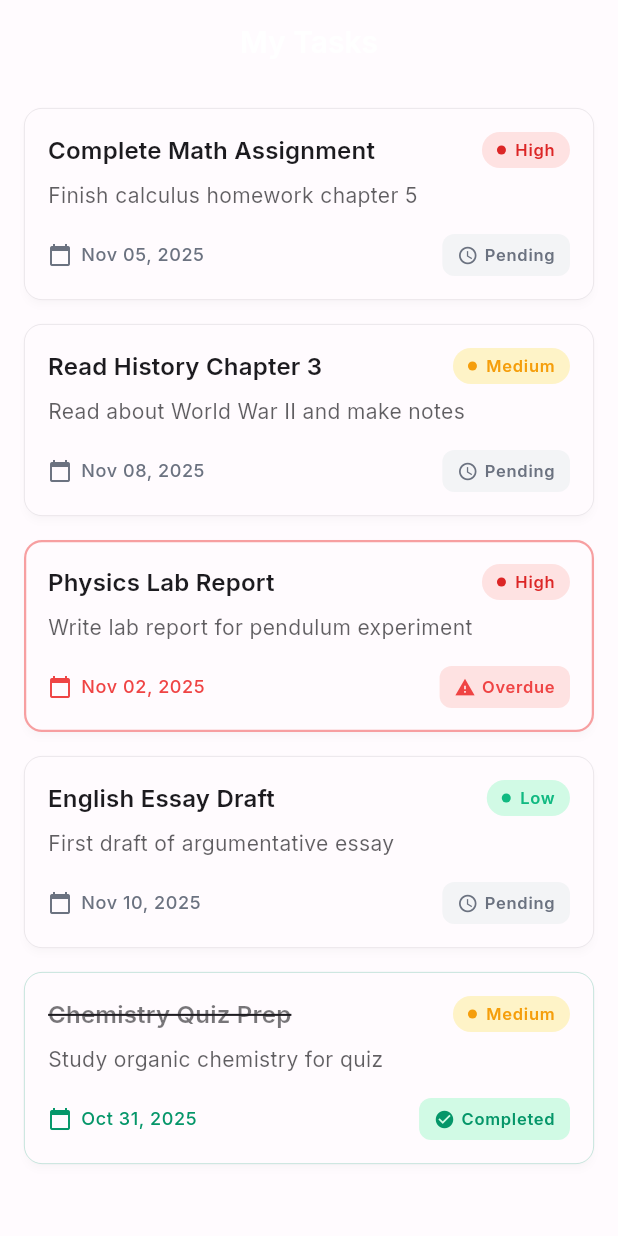
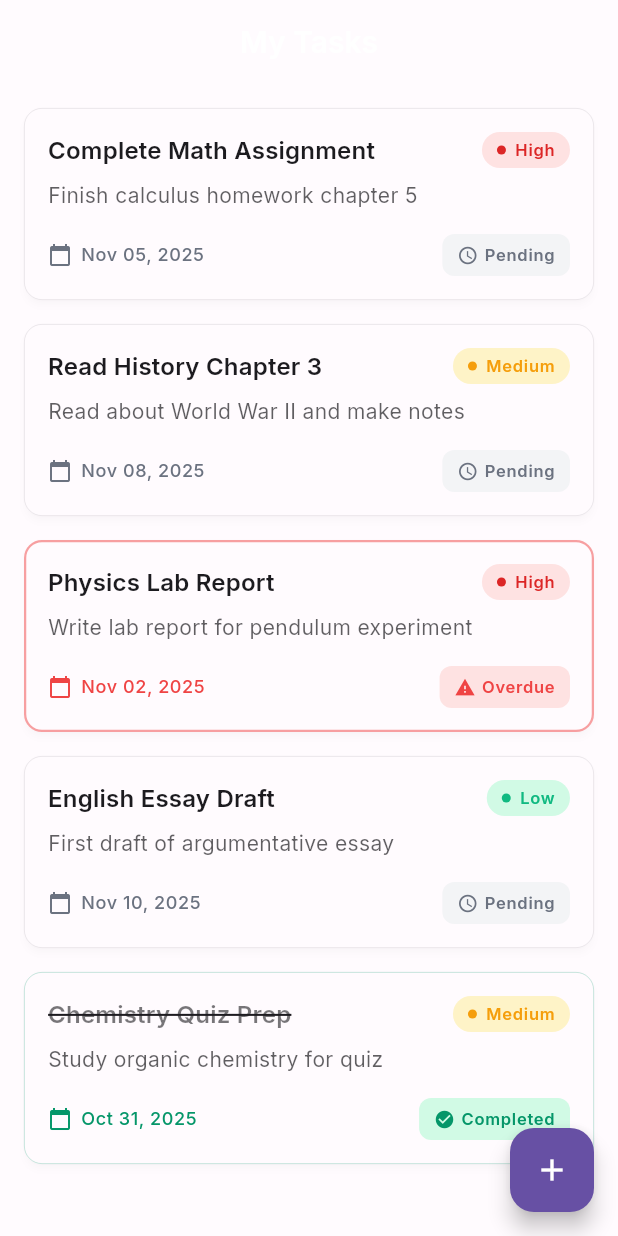
Before and after one commit to Fadhilah25/study_tracker, a Flutter app: the screen it shows after launch, on a phone screen of 412 x 824 dp. Run offline on Flutter 3.47's test engine with Material 3 defaults, Android fonts, the phone set to English and light mode, and no system bars; our stand-ins replace google_fonts.

```diff
--- a/lib/core/constants/app_colors.dart
+++ b/lib/core/constants/app_colors.dart
@@ -39,6 +39,11 @@ class AppColors {
   // Outline
   static const Color outline = Color(0xFF79747E);
 
+  // NEW: Surface Variant (Material Design 3)
+  // ==================== Surface Variant (P6) ====================
+  // Used for: Filled input backgrounds, subtle surfaces
+  static const Color surfaceVariant = Color(0xFFE7E0EC);
+
   // ==================== Priority Colors (P5) ====================
   // Used for: Task priority badges & indicators
 
@@ -69,6 +74,26 @@ class AppColors {
   static const Color statusOverdue = Color(0xFFEF4444);
   static const Color statusOverdueLight = Color(0xFFFEE2E2);
 
+  // NEW: Category Colors (P6)
+  // ==================== Category Colors (P6) ====================
+  // Used for: Category chips, visual categorization in task cards
+
+  /// Study category - Blue (academic, learning)
+  static const Color categoryStudy = Color(0xFF3B82F6);
+  static const Color categoryStudyLight = Color(0xFFDBEAFE);
+
+  /// Assignment category - Purple (tasks, homework)
+  static const Color categoryAssignment = Color(0xFF8B5CF6);
+  static const Color categoryAssignmentLight = Color(0xFFEDE9FE);
+
+  /// Project category - Indigo (group work, major tasks)
+  static const Color categoryProject = Color(0xFF6366F1);
+  static const Color categoryProjectLight = Color(0xFFE0E7FF);
+
+  /// Personal category - Pink (personal development, hobbies)
+  static const Color categoryPersonal = Color(0xFFEC4899);
+  static const Color categoryPersonalLight = Color(0xFFFCE7F3);
+
   // ==================== TODO: Additional Colors ====================
   // Will be added progressively in future tutorials:
 
--- a/lib/core/constants/app_strings.dart
+++ b/lib/core/constants/app_strings.dart
@@ -51,6 +51,35 @@ class AppStrings {
       'Are you sure you want to delete this task?';
   static const String taskDeleted = 'Task deleted';
 
+  // ==================== Form Labels (P6) ====================
+  static const String taskTitle = 'Task Title';
+  static const String taskDescription = 'Description';
+  static const String taskDueDate = 'Due Date';
+  static const String taskCategory = 'Category';
+  static const String taskPriority = 'Priority';
+  static const String selectDate = 'Select Date';
+  static const String selectCategory = 'Select Category';
+
+  // ==================== Validation Messages (P6) ====================
+  static const String fieldRequired = 'This field is required';
+  static const String titleMinLength = 'Title must be at least 3 characters';
+  static const String descriptionMinLength = 'Description must be at least 10 characters';
+  static const String selectValidDate = 'Please select a valid date';
+  static const String selectValidCategory = 'Please select a category';
+
+  // ==================== Success Messages (P6) ====================
+  static const String taskCreated = 'Task created successfully';
+  static const String taskUpdated = 'Task updated successfully';
+  static const String draftSaved = 'Draft saved';
+  static const String draftLoaded = 'Draft loaded';
+
+  // NEW: Category Labels (P6)
+  // ==================== Category Labels (P6) ====================
+  static const String categoryStudy = 'Study';
+  static const String categoryAssignment = 'Assignment';
+  static const String categoryProject = 'Project';
+  static const String categoryPersonal = 'Personal';
+
   // ==================== TODO: Additional Strings ====================
   // Will be added progressively in future tutorials:
 
--- a/lib/features/tasks/models/task_model.dart
+++ b/lib/features/tasks/models/task_model.dart
@@ -6,6 +6,7 @@ class TaskModel {
   final DateTime dueDate;
   final TaskPriority priority;
   final bool isCompleted;
+  final TaskCategory category; // NEW: category field
 
   TaskModel({
     required this.id,
@@ -13,6 +14,7 @@ class TaskModel {
     required this.description,
     required this.dueDate,
     required this.priority,
+    required this.category, // NEW: required in constructor
     this.isCompleted = false,
   });
 
@@ -34,6 +36,7 @@ class TaskModel {
         description: 'Finish calculus homework chapter 5',
         dueDate: now.add(const Duration(days: 2)),
         priority: TaskPriority.high,
+        category: TaskCategory.assignment,
         isCompleted: false,
       ),
       TaskModel(
@@ -42,6 +45,7 @@ class TaskModel {
         description: 'Read about World War II and make notes',
         dueDate: now.add(const Duration(days: 5)),
         priority: TaskPriority.medium,
+        category: TaskCategory.study,
         isCompleted: false,
       ),
       TaskModel(
@@ -50,6 +54,7 @@ class TaskModel {
         description: 'Write lab report for pendulum experiment',
         dueDate: now.subtract(const Duration(days: 1)),
         priority: TaskPriority.high,
+        category: TaskCategory.assignment,
         isCompleted: false,
       ),
       TaskModel(
@@ -58,6 +63,7 @@ class TaskModel {
         description: 'First draft of argumentative essay',
         dueDate: now.add(const Duration(days: 7)),
         priority: TaskPriority.low,
+        category: TaskCategory.project,
         isCompleted: false,
       ),
       TaskModel(
@@ -66,6 +72,7 @@ class TaskModel {
         description: 'Study organic chemistry for quiz',
         dueDate: now.subtract(const Duration(days: 3)),
         priority: TaskPriority.medium,
+        category: TaskCategory.study,
         isCompleted: true,
       ),
     ];
@@ -85,3 +92,11 @@ enum TaskStatus {
   pending,
   overdue,
 }
+
+/// Task categories untuk organization
+enum TaskCategory {
+  study,
+  assignment,
+  project,
+  personal,
+}
--- a/lib/features/tasks/screens/task_list_screen.dart
+++ b/lib/features/tasks/screens/task_list_screen.dart
@@ -30,6 +30,12 @@ class _TaskListScreenState extends State<TaskListScreen> {
         title: const Text(AppStrings.myTasks),
       ),
       body: tasks.isEmpty ? _buildEmptyState() : _buildTaskList(),
+      // NEW: Add FloatingActionButton
+      floatingActionButton: FloatingActionButton(
+        onPressed: _navigateToAddTask,
+        tooltip: AppStrings.addTask,
+        child: const Icon(Icons.add),
+      ),
     );
   }
 
@@ -130,4 +136,9 @@ class _TaskListScreenState extends State<TaskListScreen> {
   void _navigateToDetail(TaskModel task) {
     Navigator.pushNamed(context, AppRoutes.taskDetail, arguments: task);
   }
+
+  // NEW: Navigate to add task screen
+  void _navigateToAddTask() {
+    Navigator.pushNamed(context, AppRoutes.addTask);
+  }
 }
--- a/lib/routes/app_routes.dart
+++ b/lib/routes/app_routes.dart
@@ -8,9 +8,9 @@ class AppRoutes {
   static const String splash = '/';
   static const String taskList = '/tasks';
   static const String taskDetail = '/task-detail';
+  static const String addTask = '/add-task'; // NEW: route untuk add task
 
   // Routes lain akan ditambahkan sesuai kebutuhan:
   // - '/login' di Pertemuan 9 (Authentication)
-  // - '/add-task' di Pertemuan 6 (Form)
   // - dst...
 }
--- a/lib/routes/route_generator.dart
+++ b/lib/routes/route_generator.dart
@@ -2,6 +2,7 @@ import 'package:flutter/material.dart';
 import '../features/auth/screens/splash_screen.dart';
 import '../features/tasks/screens/task_list_screen.dart';
 import '../features/tasks/screens/task_detail_screen.dart';
+import '../features/tasks/screens/add_task_screen.dart'; // NEW
 import '../features/tasks/models/task_model.dart';
 import 'app_routes.dart';
 
@@ -29,6 +30,11 @@ class RouteGenerator {
           builder: (_) => TaskDetailScreen(task: task),
         );
 
+      case AppRoutes.addTask: // NEW: tambahkan case untuk add task
+        return MaterialPageRoute(
+          builder: (_) => const AddTaskScreen(),
+        );
+
       // Routes lain akan ditambahkan di sini sesuai kebutuhan
 
       default:
```
Also changed, not shown: lib/core/utils/validators.dart (added, +84 -0 lines), lib/features/tasks/screens/add_task_screen.dart (added, +383 -0 lines), 1 other file.
